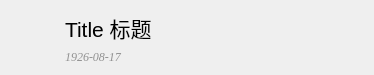
First picture: the form in CheckItem.ui, repository zsz12251665/HOSS-Client, before the edit.
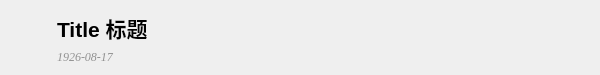
Second picture: the form after the edit. Icons and pictures are not drawn.

```diff
--- a/CheckItem.ui
+++ b/CheckItem.ui
@@ -6,7 +6,7 @@
    <rect>
     <x>0</x>
     <y>0</y>
-    <width>374</width>
+    <width>600</width>
     <height>75</height>
    </rect>
   </property>
@@ -16,49 +16,9 @@
     <verstretch>0</verstretch>
    </sizepolicy>
   </property>
-  <property name="minimumSize">
-   <size>
-    <width>374</width>
-    <height>0</height>
-   </size>
-  </property>
-  <property name="maximumSize">
-   <size>
-    <width>16777215</width>
-    <height>100</height>
-   </size>
-  </property>
-  <property name="windowTitle">
-   <string>Form</string>
-  </property>
-  <property name="autoFillBackground">
-   <bool>false</bool>
-  </property>
-  <property name="styleSheet">
-   <string notr="true">background-image: unset;
-border-image: unset;</string>
-  </property>
   <layout class="QHBoxLayout" name="horizontalLayout">
    <item>
     <widget class="QPushButton" name="button_check">
-     <property name="sizePolicy">
-      <sizepolicy hsizetype="Fixed" vsizetype="Fixed">
-       <horstretch>0</horstretch>
-       <verstretch>0</verstretch>
-      </sizepolicy>
-     </property>
-     <property name="minimumSize">
-      <size>
-       <width>48</width>
-       <height>48</height>
-      </size>
-     </property>
-     <property name="maximumSize">
-      <size>
-       <width>48</width>
-       <height>48</height>
-      </size>
-     </property>
      <property name="cursor">
       <cursorShape>ArrowCursor</cursorShape>
      </property>
@@ -68,8 +28,8 @@
      </property>
      <property name="iconSize">
       <size>
-       <width>26</width>
-       <height>26</height>
+       <width>30</width>
+       <height>30</height>
       </size>
      </property>
      <property name="flat">
@@ -89,11 +49,10 @@
        </property>
        <property name="font">
         <font>
-         <family>Microsoft YaHei UI</family>
+         <family>Tahoma</family>
          <pointsize>16</pointsize>
-         <weight>50</weight>
-         <italic>false</italic>
-         <bold>false</bold>
+         <weight>75</weight>
+         <bold>true</bold>
         </font>
        </property>
        <property name="styleSheet">
@@ -119,8 +78,8 @@
         </font>
        </property>
        <property name="styleSheet">
-        <string notr="true">font-family: &quot;Georgia&quot;, &quot;NSimSun&quot;, &quot;Times New Roman&quot;, &quot;SimSun&quot;;
-color: rgb(145,145,145);</string>
+        <string notr="true">color: #919191;
+font-family: &quot;Georgia&quot;, &quot;NSimSun&quot;, &quot;Times New Roman&quot;, &quot;SimSun&quot;;</string>
        </property>
        <property name="text">
         <string>1926-08-17</string>
@@ -131,24 +90,6 @@
    </item>
    <item>
     <widget class="QPushButton" name="button_delete">
-     <property name="sizePolicy">
-      <sizepolicy hsizetype="Fixed" vsizetype="Fixed">
-       <horstretch>0</horstretch>
-       <verstretch>0</verstretch>
-      </sizepolicy>
-     </property>
-     <property name="minimumSize">
-      <size>
-       <width>48</width>
-       <height>48</height>
-      </size>
-     </property>
-     <property name="maximumSize">
-      <size>
-       <width>48</width>
-       <height>48</height>
-      </size>
-     </property>
      <property name="cursor">
       <cursorShape>PointingHandCursor</cursorShape>
      </property>
@@ -158,8 +99,8 @@
      </property>
      <property name="iconSize">
       <size>
-       <width>26</width>
-       <height>26</height>
+       <width>30</width>
+       <height>30</height>
       </size>
      </property>
      <property name="flat">
```
Left out of the diff: 4 changed lines with no effect on the pictures.
